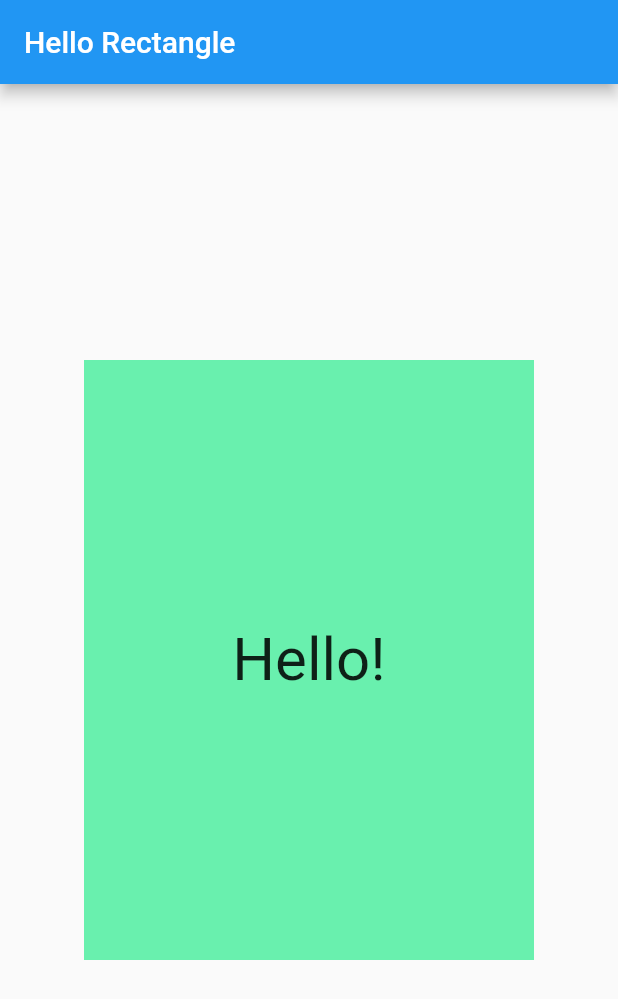
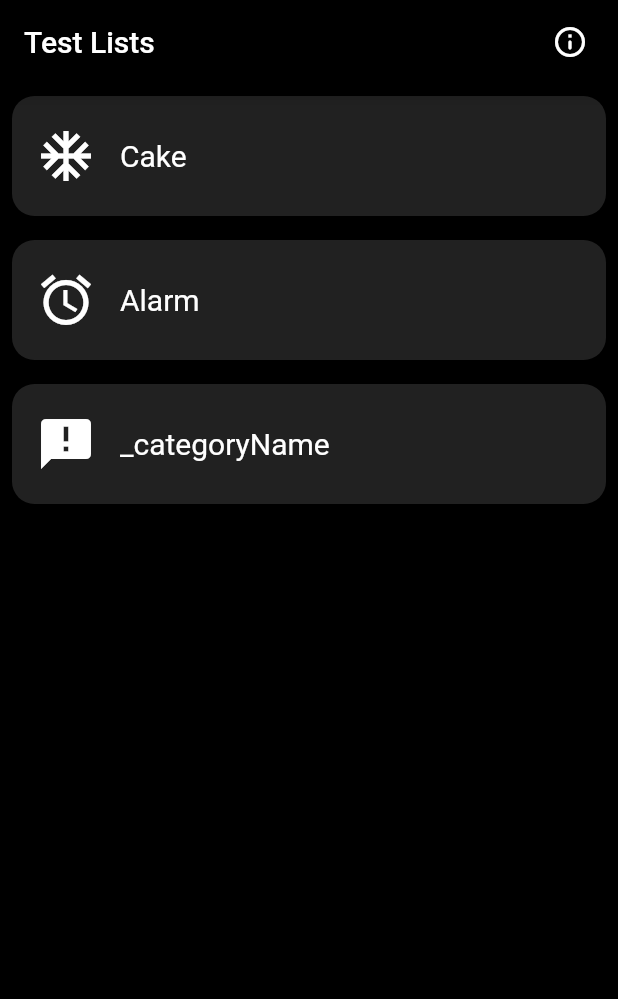
Before and after one commit to akashroshan135/unit-converter, a Flutter app: the screen it shows after launch, on a phone screen of 412 x 824 dp. Shown: the top 999 px of the screen. Run offline on Flutter 3.47's test engine with Material 2 defaults, Android fonts, the phone set to English and light mode, and no system bars.

Commit message:
add custom list widget

```diff
--- /dev/null
+++ b/lib/category.dart
@@ -0,0 +1,57 @@
+// Copyright 2018 The Chromium Authors. All rights reserved.
+// Use of this source code is governed by a BSD-style license that can be
+// found in the LICENSE file.
+
+import 'package:flutter/material.dart';
+
+class Category extends StatelessWidget {
+  final categoryName;
+  final categoryIcon;
+  final categoryColor;
+
+  const Category(
+    this.categoryName,
+    this.categoryIcon,
+    this.categoryColor,
+  );
+
+  @override
+  Widget build(BuildContext context) {
+    return Padding(
+      padding: EdgeInsets.all(8),
+
+      child: Container(
+
+        height: 80,
+        child: Material(
+          borderRadius: BorderRadius.circular(15),
+          color: Colors.grey[900],
+          child: InkWell(
+            borderRadius: BorderRadius.circular(15),
+            highlightColor: categoryColor,
+            splashColor: categoryColor,
+            onTap: () {
+              print('I was tapped!');
+            },
+            child: Row(
+              children: <Widget>[
+                Padding(
+                  padding: EdgeInsets.all(16),
+                  child: Icon(
+                    categoryIcon,
+                    color: Colors.white,
+                    size: 40,
+                  ),
+                ),
+                Center(
+                  child: Text(categoryName,
+                      style: TextStyle(fontSize: 20, color: Colors.white)),
+                )
+              ],
+            ),
+          ),
+        ),
+      ),
+    );
+  }
+}
--- a/lib/main.dart
+++ b/lib/main.dart
@@ -4,36 +4,42 @@
 
 import 'package:flutter/material.dart';
 
-void main() {
-  runApp(
-    MaterialApp(
-      debugShowCheckedModeBanner: false,
-      title: 'Hello Rectangle',
+import 'category.dart';
+
+/// The function that is called when main.dart is run.
+void main() => runApp(MyApp());
+
+/// This widget is the root of our application.
+/// Currently, we just show one widget in our app.
+class MyApp extends StatelessWidget {
+  @override
+  Widget build(BuildContext context) {
+    return MaterialApp(
+      //debugShowCheckedModeBanner: false,
+      title: 'Test Lists',
       home: Scaffold(
         appBar: AppBar(
-          title: Text('Hello Rectangle'),
+          title: Text('Test Lists'),
+          backgroundColor: Colors.black,
+          actions: [
+            Padding(
+              padding: EdgeInsets.all(8),
+              child: IconButton(
+                icon: Icon(Icons.info_outline_rounded),
+                onPressed: () => print('Shows about page'),
+              ),
+            )
+          ],
         ),
-        body: HelloRectangle(),
-      ),
-    ),
-  );
-}
-
-class HelloRectangle extends StatelessWidget {
-  @override
-  Widget build(BuildContext context) {
-    return Center(
-      child: Container(
-        color: Colors.greenAccent,
-        height: 400.0,
-        width: 300.0,
-        child: Center(
-          child: Text(
-            'Hello!',
-            style: TextStyle(fontSize: 40.0),
-            textAlign: TextAlign.center,
-          ),
-        ),
+        backgroundColor: Colors.black,
+        body: Center(
+            child: ListView(
+          children: [
+            Category('Cake', Icons.ac_unit_sharp, Colors.green),
+            Category('Alarm', Icons.access_alarm, Colors.blue[800]),
+            Category('_categoryName', Icons.announcement, Colors.lightBlue),
+          ],
+        )),
       ),
     );
   }
```
